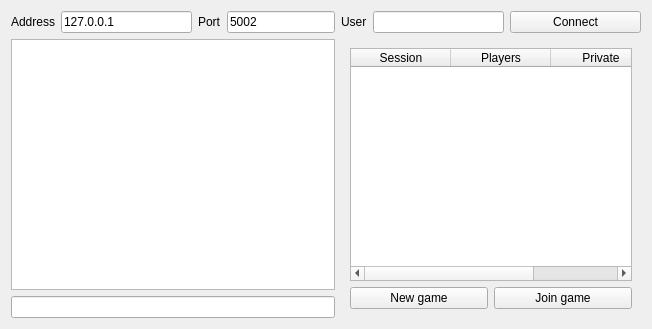
The window that launcher/lobby/lobby_moc.ui (vcmi/vcmi) describes before a commit, drawn with Qt 5.
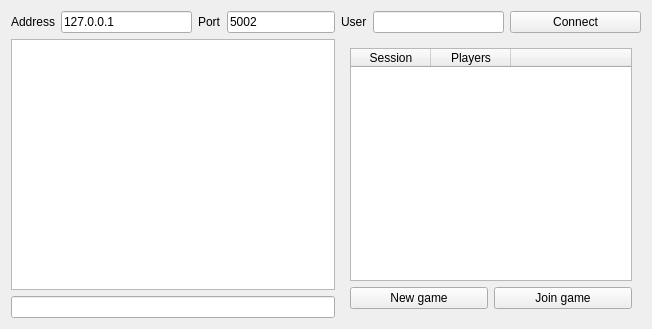
The same window after the commit.

Commit message: Improve online lobby visual

What changed in the file:
```diff
--- a/launcher/lobby/lobby_moc.ui
+++ b/launcher/lobby/lobby_moc.ui
@@ -95,6 +95,24 @@
          <property name="selectionBehavior">
           <enum>QAbstractItemView::SelectRows</enum>
          </property>
+         <attribute name="horizontalHeaderCascadingSectionResizes">
+          <bool>false</bool>
+         </attribute>
+         <attribute name="horizontalHeaderDefaultSectionSize">
+          <number>80</number>
+         </attribute>
+         <attribute name="horizontalHeaderShowSortIndicator" stdset="0">
+          <bool>false</bool>
+         </attribute>
+         <attribute name="horizontalHeaderStretchLastSection">
+          <bool>true</bool>
+         </attribute>
+         <attribute name="verticalHeaderMinimumSectionSize">
+          <number>20</number>
+         </attribute>
+         <attribute name="verticalHeaderDefaultSectionSize">
+          <number>20</number>
+         </attribute>
          <column>
           <property name="text">
            <string>Session</string>
@@ -107,7 +125,7 @@
          </column>
          <column>
           <property name="text">
-           <string>Private</string>
+           <string/>
           </property>
          </column>
         </widget>
```
The commit also changes 2 other files.
